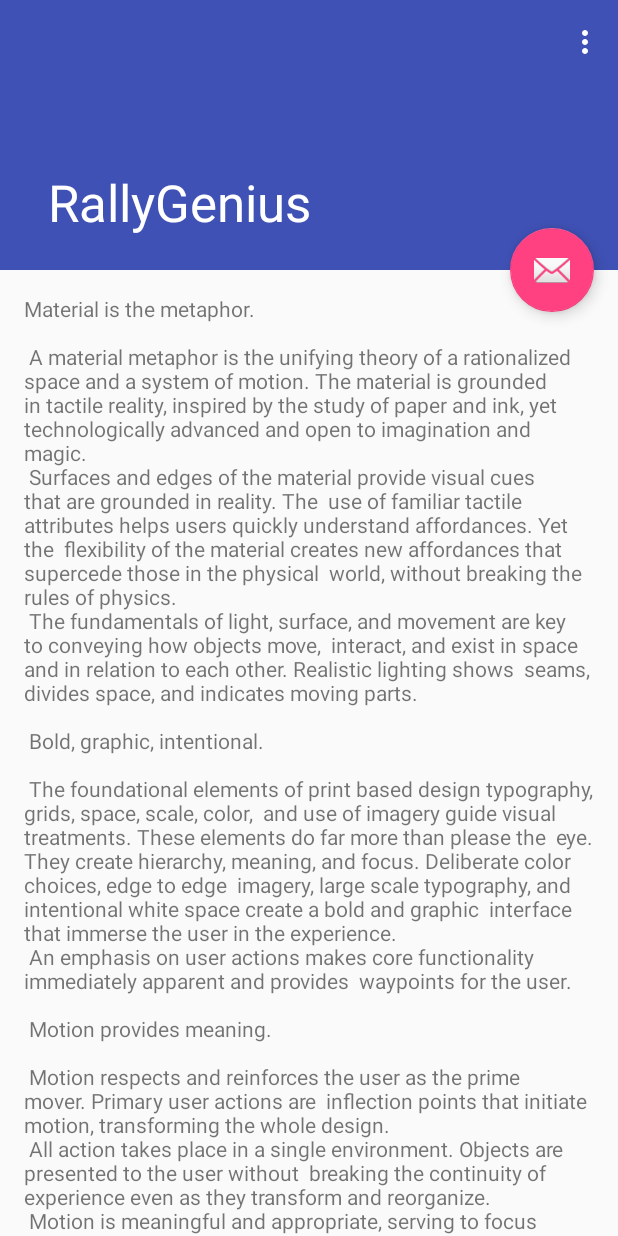
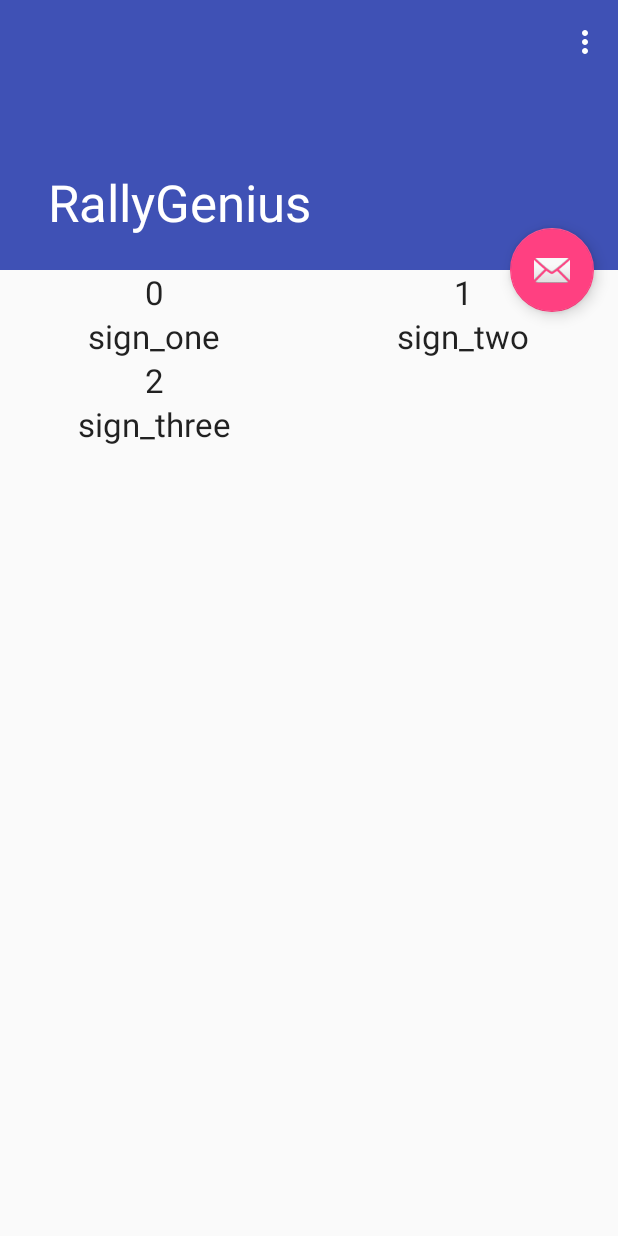
Before and after one commit to BarryBryant/rally-genius-android, an Android app: the screen it shows after launch (MainActivity), on a phone screen of 412 x 824 dp. Run offline under Robolectric (Android 15) with nearby library versions, the phone set to English and light mode, and no system bars.

Commit message:
feat: Implement RecyclverView and SignListView on MainActivity

```diff
--- a/app/src/main/java/com/b3sk/rallygenius/Activities/MainActivity.java
+++ b/app/src/main/java/com/b3sk/rallygenius/Activities/MainActivity.java
@@ -1,17 +1,31 @@
 package com.b3sk.rallygenius.Activities;
 
 import android.os.Bundle;
+import android.support.annotation.NonNull;
 import android.support.design.widget.FloatingActionButton;
 import android.support.design.widget.Snackbar;
 import android.support.v7.app.AppCompatActivity;
+import android.support.v7.widget.GridLayoutManager;
+import android.support.v7.widget.RecyclerView;
 import android.support.v7.widget.Toolbar;
 import android.view.View;
 import android.view.Menu;
 import android.view.MenuItem;
 
+import com.b3sk.rallygenius.Adapters.RecyclerViewAdapter;
+import com.b3sk.rallygenius.Model.Sign;
+import com.b3sk.rallygenius.Model.SignRepository;
+import com.b3sk.rallygenius.Presenter.SignListPresenterImpl;
 import com.b3sk.rallygenius.R;
+import com.b3sk.rallygenius.View.SignListView;
 
-public class MainActivity extends AppCompatActivity {
+import java.util.List;
+
+public class MainActivity extends AppCompatActivity implements SignListView{
+
+    private RecyclerView recyclerView;
+    private RecyclerViewAdapter recyclerViewAdapter;
+    private SignListPresenterImpl signListPresenter;
 
     @Override
     protected void onCreate(Bundle savedInstanceState) {
@@ -19,6 +33,13 @@
         setContentView(R.layout.activity_main);
         Toolbar toolbar = (Toolbar) findViewById(R.id.toolbar);
         setSupportActionBar(toolbar);
+
+        signListPresenter = new SignListPresenterImpl(new SignRepository(), this);
+
+        recyclerView = (RecyclerView) findViewById(R.id.sign_list_recycler);
+        GridLayoutManager gridLayoutManager = new GridLayoutManager(this, 2);
+        recyclerView.setLayoutManager(gridLayoutManager);
+
 
         FloatingActionButton fab = (FloatingActionButton) findViewById(R.id.fab);
         fab.setOnClickListener(new View.OnClickListener() {
@@ -28,6 +49,12 @@
                         .setAction("Action", null).show();
             }
         });
+    }
+
+    @Override
+    public void onResume() {
+        super.onResume();
+        signListPresenter.loadSigns();
     }
 
     @Override
@@ -50,4 +77,20 @@
         }
         return super.onOptionsItemSelected(item);
     }
+
+    @Override
+    public void ShowSigns(@NonNull List<Sign> signs) {
+        recyclerViewAdapter = new RecyclerViewAdapter(this, signs);
+        recyclerView.setAdapter(recyclerViewAdapter);
+    }
+
+    @Override
+    public void ShowSignDetail(@NonNull Sign sign) {
+
+    }
+
+    @Override
+    public void ShowSignSession() {
+
+    }
 }
--- /dev/null
+++ b/app/src/main/java/com/b3sk/rallygenius/Adapters/RecyclerViewAdapter.java
@@ -0,0 +1,43 @@
+package com.b3sk.rallygenius.Adapters;
+
+import android.content.Context;
+import android.support.v7.widget.RecyclerView;
+import android.view.LayoutInflater;
+import android.view.View;
+import android.view.ViewGroup;
+
+import com.b3sk.rallygenius.Model.Sign;
+import com.b3sk.rallygenius.R;
+
+import java.util.ArrayList;
+import java.util.List;
+
+/**
+ * Created by Joopkins on 5/25/16.
+ */
+public class RecyclerViewAdapter extends RecyclerView.Adapter<RecyclerViewHolder> {
+
+    private List<Sign> signs;
+    private final LayoutInflater layoutInflater;
+
+    public RecyclerViewAdapter(Context context, List<Sign> signs) {
+        this.signs = new ArrayList<>(signs);
+        layoutInflater = LayoutInflater.from(context);
+    }
+
+    @Override
+    public RecyclerViewHolder onCreateViewHolder(ViewGroup parent, int viewType) {
+        final View signView = layoutInflater.inflate(R.layout.sign_list_item, parent, false);
+        return new RecyclerViewHolder(signView);    }
+
+    @Override
+    public void onBindViewHolder(RecyclerViewHolder holder, int position) {
+        holder.signName.setText(signs.get(position).getName());
+        holder.signId.setText(String.valueOf(signs.get(position).getId()));
+    }
+
+    @Override
+    public int getItemCount() {
+        return signs.size();
+    }
+}
--- /dev/null
+++ b/app/src/main/java/com/b3sk/rallygenius/Adapters/RecyclerViewHolder.java
@@ -0,0 +1,24 @@
+package com.b3sk.rallygenius.Adapters;
+
+import android.support.v7.widget.RecyclerView;
+import android.view.View;
+import android.widget.TextView;
+
+import com.b3sk.rallygenius.R;
+
+/**
+ * Created by Joopkins on 5/25/16.
+ */
+public class RecyclerViewHolder extends RecyclerView.ViewHolder {
+
+    public View signView;
+    public TextView signId;
+    public TextView signName;
+
+    public RecyclerViewHolder(View itemView) {
+        super(itemView);
+        signView = itemView;
+        signId = (TextView) itemView.findViewById(R.id.sign_id);
+        signName = (TextView) itemView.findViewById(R.id.sign_name);
+    }
+}
--- a/app/src/main/java/com/b3sk/rallygenius/Model/Sign.java
+++ b/app/src/main/java/com/b3sk/rallygenius/Model/Sign.java
@@ -6,12 +6,12 @@
 public class Sign {
 
     private int id;
-    private String title;
+    private String name;
     private String description;
 
-    public Sign(int id, String title, String description) {
+    public Sign(int id, String name, String description) {
         this.id = id;
-        this.title = title;
+        this.name = name;
         this.description = description;
     }
 
@@ -19,8 +19,8 @@
         return id;
     }
 
-    public String getTitle() {
-        return title;
+    public String getName() {
+        return name;
     }
 
     public String getDescription() {
--- a/app/src/main/java/com/b3sk/rallygenius/Model/SignRepository.java
+++ b/app/src/main/java/com/b3sk/rallygenius/Model/SignRepository.java
@@ -25,6 +25,6 @@
     }
 
     public void addSignToSession(Sign sign) {
-        Log.d(LOG_TAG, "Adding sign to session: " + sign.getTitle());
+        Log.d(LOG_TAG, "Adding sign to session: " + sign.getName());
     }
 }
--- a/app/src/main/res/layout/content_main.xml
+++ b/app/src/main/res/layout/content_main.xml
@@ -1,17 +1,12 @@
 <?xml version="1.0" encoding="utf-8"?>
-<android.support.v4.widget.NestedScrollView xmlns:android="http://schemas.android.com/apk/res/android"
+<android.support.v7.widget.RecyclerView xmlns:android="http://schemas.android.com/apk/res/android"
     xmlns:app="http://schemas.android.com/apk/res-auto"
     xmlns:tools="http://schemas.android.com/tools"
+    android:id="@+id/sign_list_recycler"
     android:layout_width="match_parent"
     android:layout_height="match_parent"
     app:layout_behavior="@string/appbar_scrolling_view_behavior"
     tools:context=".Activities.MainActivity"
     tools:showIn="@layout/activity_main">
 
-    <TextView
-        android:layout_width="wrap_content"
-        android:layout_height="wrap_content"
-        android:layout_margin="@dimen/text_margin"
-        android:text="@string/large_text" />
-
-</android.support.v4.widget.NestedScrollView>
+</android.support.v7.widget.RecyclerView>
--- /dev/null
+++ b/app/src/main/res/layout/sign_list_item.xml
@@ -0,0 +1,25 @@
+<?xml version="1.0" encoding="utf-8"?>
+<LinearLayout
+    xmlns:android="http://schemas.android.com/apk/res/android"
+    android:orientation="vertical"
+    android:layout_width="match_parent"
+    android:layout_height="wrap_content">
+
+
+    <TextView
+        android:layout_width="wrap_content"
+        android:layout_height="wrap_content"
+        android:textAppearance="?android:attr/textAppearanceLarge"
+        android:text="Large Text"
+        android:id="@+id/sign_id"
+        android:layout_gravity="center_horizontal" />
+
+    <TextView
+        android:layout_width="wrap_content"
+        android:layout_height="wrap_content"
+        android:textAppearance="?android:attr/textAppearanceLarge"
+        android:text="Large Text"
+        android:id="@+id/sign_name"
+        android:layout_gravity="center_horizontal" />
+
+</LinearLayout>
--- a/app/src/main/res/menu/menu_main.xml
+++ b/app/src/main/res/menu/menu_main.xml
@@ -5,6 +5,6 @@
     <item
         android:id="@+id/action_settings"
         android:orderInCategory="100"
-        android:title="@string/action_settings"
+        android:name="@string/action_settings"
         app:showAsAction="never" />
 </menu>
```
